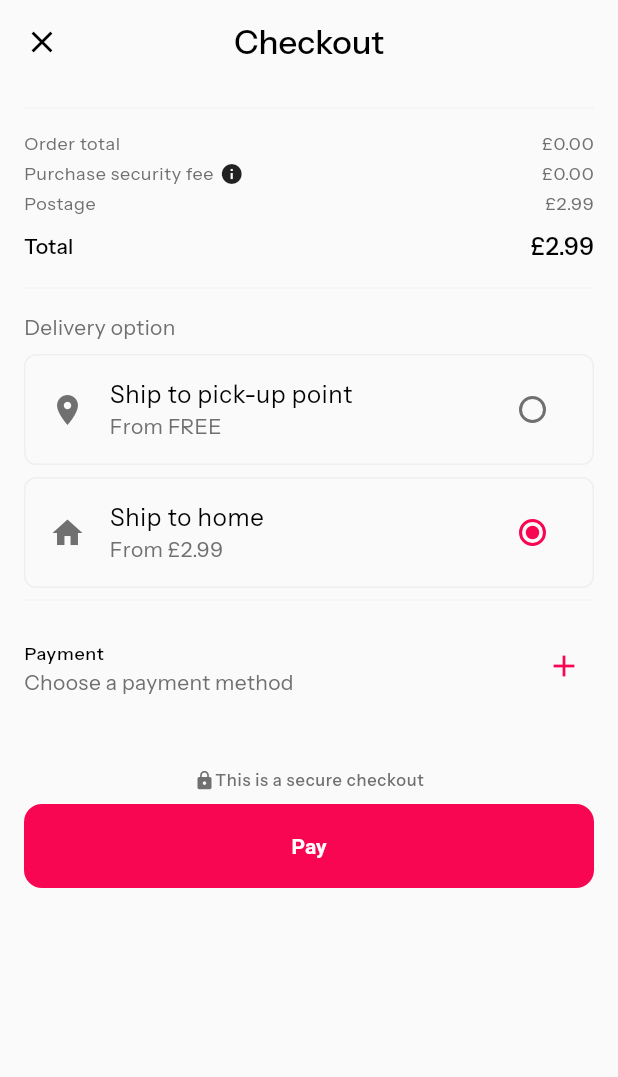
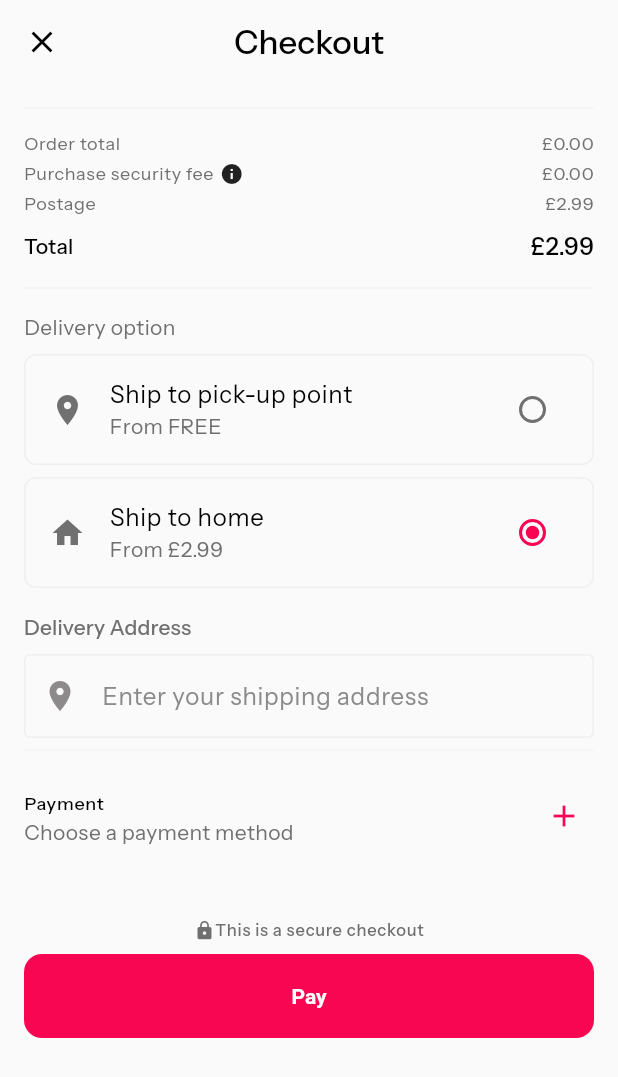
Before and after one commit to chh0871/MVP, a Flutter app: the CheckoutPage screen opened by its route, after a tap on "Ship to pick-up point", after a tap on "Ship to home", on a phone screen of 412 x 824 dp. Shown: the top 1077 px of the screen. Run offline on Flutter 3.47's test engine with Material 3 defaults, Android fonts, the phone set to English and light mode, and no system bars; our stand-ins replace cloud_firestore, dio, firebase_auth, firebase_core, firebase_storage, fl_chart and 9 more; accounts and stored records are empty.

Commit message:
Implement shipping address selection and validation in checkout process

```diff
--- a/lib/features/checkout/widgets/delivery_options.dart
+++ b/lib/features/checkout/widgets/delivery_options.dart
@@ -2,6 +2,7 @@ import 'package:cherry_mvp/core/config/app_strings.dart';
 import 'package:cherry_mvp/features/checkout/checkout_view_model.dart';
 import 'package:cherry_mvp/features/checkout/widgets/outlined.dart';
 import 'package:cherry_mvp/features/checkout/widgets/price_list_item.dart';
+import 'package:cherry_mvp/features/checkout/widgets/shipping_address_widget.dart';
 import 'package:cherry_mvp/features/checkout/widgets/shipping_list_item.dart';
 import 'package:flutter/material.dart';
 import 'package:provider/provider.dart';
@@ -16,6 +17,8 @@ class DeliveryOptions extends StatefulWidget {
 class _DeliveryOptionsState extends State<DeliveryOptions> {
   String? _delivery;
   var _deliverExpanded = false;
+
+  PlaceDetails? _selectedAddress;
 
   @override
   Widget build(BuildContext context) {
@@ -88,6 +91,7 @@ class _DeliveryOptionsState extends State<DeliveryOptions> {
               },
             ),
           ),
+          // Show pickup points when pickup is selected
           if (_delivery == 'pickup') ...[
             const SizedBox(height: 8),
             Outlined(
@@ -138,6 +142,25 @@ class _DeliveryOptionsState extends State<DeliveryOptions> {
                 ),
               ),
           ],
+          // Show address input field when home delivery is selected
+          if (_delivery == 'home') ...[
+            const SizedBox(height: 16),
+            Text(
+              'Delivery Address',
+              style: Theme.of(context).textTheme.titleSmall?.copyWith(
+                color: Theme.of(context).colorScheme.onSurfaceVariant,
+              ),
+            ),
+            const SizedBox(height: 8),
+            ShippingAddressWidget(
+              onAddressSelected: (PlaceDetails addressDetails) {
+                // Handle the selected address
+                // You can save this to your CheckoutViewModel
+                // basket.setDeliveryAddress(addressDetails);
+                print('Selected address: ${addressDetails.formattedAddress}');
+              },
+            ),
+          ],
           const Divider(height: 16),
         ],
       ),
--- /dev/null
+++ b/lib/features/checkout/widgets/shipping_address_widget.dart
@@ -0,0 +1,473 @@
+import 'dart:async';
+import 'dart:convert';
+import 'package:flutter/material.dart';
+import 'package:cherry_mvp/features/checkout/widgets/shipping_address_widget.dart';
+import 'package:flutter_dotenv/flutter_dotenv.dart';
+import 'package:http/http.dart' as http;
+
+class ShippingAddressWidget extends StatefulWidget {
+  final Function(PlaceDetails)? onAddressSelected;
+
+  const ShippingAddressWidget({
+    Key? key,
+    this.onAddressSelected,
+  }) : super(key: key);
+
+  @override
+  State<ShippingAddressWidget> createState() => _ShippingAddressWidgetState();
+}
+
+class _ShippingAddressWidgetState extends State<ShippingAddressWidget> {
+  final TextEditingController _addressController = TextEditingController();
+  final FocusNode _addressFocusNode = FocusNode();
+  Timer? _debounceTimer;
+  List<PlacePrediction> _predictions = [];
+  bool _isLoading = false;
+  bool _showPredictions = false;
+  PlaceDetails? _selectedAddress;
+  bool _isAddressConfirmed = false; // New state to track confirmation
+
+
+ final String _apiKey = dotenv.env['GOOGLE_API_KEY'] ?? '';
+
+  @override
+  void initState() {
+    super.initState();
+    _addressController.addListener(_onAddressChanged);
+    _addressFocusNode.addListener(_onFocusChanged);
+  }
+
+  @override
+  void dispose() {
+    _debounceTimer?.cancel();
+    _addressController.dispose();
+    _addressFocusNode.dispose();
+    super.dispose();
+  }
+
+  void _onFocusChanged() {
+    if (!_addressFocusNode.hasFocus) {
+      setState(() {
+        _showPredictions = false;
+      });
+    }
+  }
+
+  void _onAddressChanged() {
+    // If address is confirmed and user starts typing, reset confirmation
+    if (_isAddressConfirmed) {
+      setState(() {
+        _isAddressConfirmed = false;
+        _selectedAddress = null;
+      });
+    }
+
+    if (_debounceTimer?.isActive ?? false) _debounceTimer!.cancel();
+
+    _debounceTimer = Timer(const Duration(milliseconds: 500), () {
+      if (_addressController.text.length > 2 && !_isAddressConfirmed) {
+        _searchPlaces(_addressController.text);
+      } else {
+        setState(() {
+          _predictions.clear();
+          _showPredictions = false;
+        });
+      }
+    });
+  }
+
+  Future<void> _searchPlaces(String query) async {
+    if (query.isEmpty || _isAddressConfirmed) return;
+
+    setState(() {
+      _isLoading = true;
+    });
+
+    try {
+      final String url =
+          'https://maps.googleapis.com/maps/api/place/autocomplete/json'
+          '?input=${Uri.encodeComponent(query)}'
+          '&key=$_apiKey'
+          '&types=address'
+          '&components=country:us'; // Adjust country as needed
+
+      final response = await http.get(Uri.parse(url));
+
+      if (response.statusCode == 200) {
+        final Map<String, dynamic> data = json.decode(response.body);
+
+        if (data['status'] == 'OK') {
+          final List<dynamic> predictions = data['predictions'];
+          setState(() {
+            _predictions = predictions
+                .map((pred) => PlacePrediction.fromJson(pred))
+                .toList();
+            _showPredictions = _predictions.isNotEmpty && !_isAddressConfirmed;
+            _isLoading = false;
+          });
+        }
+      }
+    } catch (e) {
+      debugPrint('Error searching places: $e');
+      setState(() {
+        _isLoading = false;
+        _showPredictions = false;
+      });
+    }
+  }
+
+  Future<PlaceDetails?> _getPlaceDetails(String placeId) async {
+    try {
+      final String url =
+          'https://maps.googleapis.com/maps/api/place/details/json'
+          '?place_id=$placeId'
+          '&key=$_apiKey'
+          '&fields=formatted_address,address_components,geometry';
+
+      final response = await http.get(Uri.parse(url));
+
+      if (response.statusCode == 200) {
+        final Map<String, dynamic> data = json.decode(response.body);
+
+        if (data['status'] == 'OK') {
+          return PlaceDetails.fromJson(data['result']);
+        }
+      }
+    } catch (e) {
+      debugPrint('Error getting place details: $e');
+    }
+    return null;
+  }
+
+  void _onPredictionTapped(PlacePrediction prediction) async {
+    setState(() {
+      _addressController.text = prediction.description;
+      _showPredictions = false; // Hide dropdown immediately
+      _isLoading = true;
+    });
+
+    final PlaceDetails? details = await _getPlaceDetails(prediction.placeId);
+
+    setState(() {
+      _isLoading = false;
+      _selectedAddress = details;
+      _isAddressConfirmed = details != null; // Mark as confirmed
+    });
+
+    // Unfocus the text field to prevent dropdown from showing again
+    _addressFocusNode.unfocus();
+
+    if (details != null && widget.onAddressSelected != null) {
+      widget.onAddressSelected!(details);
+    }
+  }
+
+  void _editAddress() {
+    setState(() {
+      _isAddressConfirmed = false;
+      _selectedAddress = null;
+      _showPredictions = false;
+    });
+    // Focus the text field for editing
+    _addressFocusNode.requestFocus();
+  }
+
+  @override
+  Widget build(BuildContext context) {
+    return Column(
+      crossAxisAlignment: CrossAxisAlignment.start,
+      children: [
+        // Address input field
+        TextField(
+          controller: _addressController,
+          focusNode: _addressFocusNode,
+          readOnly: _isAddressConfirmed, // Make read-only when confirmed
+          decoration: InputDecoration(
+            hintText: 'Enter your shipping address',
+            prefixIcon: const Icon(Icons.location_on),
+            suffixIcon: _isLoading
+                ? const Padding(
+                    padding: EdgeInsets.all(12),
+                    child: SizedBox(
+                      width: 20,
+                      height: 20,
+                      child: CircularProgressIndicator(strokeWidth: 2),
+                    ),
+                  )
+                : _isAddressConfirmed
+                    ? IconButton(
+                        icon: const Icon(Icons.edit),
+                        onPressed: _editAddress,
+                        tooltip: 'Edit address',
+                      )
+                    : null,
+            border: OutlineInputBorder(
+              borderSide: BorderSide(
+                color: _isAddressConfirmed
+                    ? Theme.of(context).colorScheme.primary
+                    : Theme.of(context).colorScheme.outline,
+              ),
+            ),
+            enabledBorder: OutlineInputBorder(
+              borderSide: BorderSide(
+                color: _isAddressConfirmed
+                    ? Theme.of(context).colorScheme.primary
+                    : Theme.of(context).colorScheme.outline,
+              ),
+            ),
+          ),
+          onTap: () {
+            if (_predictions.isNotEmpty && !_isAddressConfirmed) {
+              setState(() {
+                _showPredictions = true;
+              });
+            }
+          },
+        ),
+
+        // Predictions dropdown - only show when not confirmed
+        if (_showPredictions && !_isAddressConfirmed) ...[
+          const SizedBox(height: 4),
+          Material(
+            elevation: 4,
+            borderRadius: BorderRadius.circular(8),
+            child: Container(
+              constraints: const BoxConstraints(maxHeight: 200),
+              decoration: BoxDecoration(
+                color: Theme.of(context).colorScheme.surface,
+                borderRadius: BorderRadius.circular(8),
+                border: Border.all(
+                  color: Theme.of(context).colorScheme.outline,
+                ),
+              ),
+              child: ListView.builder(
+                shrinkWrap: true,
+                itemCount: _predictions.length,
+                itemBuilder: (context, index) {
+                  final prediction = _predictions[index];
+                  return InkWell(
+                    onTap: () => _onPredictionTapped(prediction),
+                    borderRadius: BorderRadius.circular(8),
+                    child: Container(
+                      padding: const EdgeInsets.all(16),
+                      decoration: BoxDecoration(
+                        border: index < _predictions.length - 1
+                            ? Border(
+                                bottom: BorderSide(
+                                  color: Theme.of(context).colorScheme.outlineVariant,
+                                ),
+                              )
+                            : null,
+                      ),
+                      child: Row(
+                        children: [
+                          Icon(
+                            Icons.location_on,
+                            color: Theme.of(context).colorScheme.onSurfaceVariant,
+                            size: 20,
+                          ),
+                          const SizedBox(width: 12),
+                          Expanded(
+                            child: Column(
+                              crossAxisAlignment: CrossAxisAlignment.start,
+                              children: [
+                                Text(
+                                  prediction.structuredFormatting?.mainText ??
+                                  prediction.description,
+                                  style: Theme.of(context).textTheme.bodyMedium?.copyWith(
+                                    fontWeight: FontWeight.w500,
+                                  ),
+                                ),
+                                if (prediction.structuredFormatting?.secondaryText != null)
+                                  Text(
+                                    prediction.structuredFormatting!.secondaryText!,
+                                    style: Theme.of(context).textTheme.bodySmall?.copyWith(
+                                      color: Theme.of(context).colorScheme.onSurfaceVariant,
+                                    ),
+                                  ),
+                              ],
+                            ),
+                          ),
+                        ],
+                      ),
+                    ),
+                  );
+                },
+              ),
+            ),
+          ),
+        ],
+
+        // Selected address confirmation
+        if (_isAddressConfirmed && _selectedAddress != null) ...[
+          const SizedBox(height: 12),
+          Container(
+            padding: const EdgeInsets.all(12),
+            decoration: BoxDecoration(
+              color: Theme.of(context).colorScheme.primaryContainer,
+              borderRadius: BorderRadius.circular(8),
+              border: Border.all(
+                color: Theme.of(context).colorScheme.primary,
+              ),
+            ),
+            child: Row(
+              children: [
+                Icon(
+                  Icons.check_circle,
+                  color: Theme.of(context).colorScheme.primary,
+                  size: 20,
+                ),
+                const SizedBox(width: 8),
+                Expanded(
+                  child: Column(
+                    crossAxisAlignment: CrossAxisAlignment.start,
+                    children: [
+                      Text(
+                        'Address Confirmed',
+                        style: Theme.of(context).textTheme.labelMedium?.copyWith(
+                          color: Theme.of(context).colorScheme.onPrimaryContainer,
+                          fontWeight: FontWeight.w600,
+                        ),
+                      ),
+                      const SizedBox(height: 2),
+                      Text(
+                        _selectedAddress!.formattedAddress,
+                        style: Theme.of(context).textTheme.bodySmall?.copyWith(
+                          color: Theme.of(context).colorScheme.onPrimaryContainer,
+                        ),
+                      ),
+                    ],
+                  ),
+                ),
+                TextButton(
+                  onPressed: _editAddress,
+                  child: Text(
+                    'Edit',
+                    style: TextStyle(
+                      color: Theme.of(context).colorScheme.primary,
+                      fontWeight: FontWeight.w600,
+                    ),
+                  ),
+                ),
+              ],
+            ),
+          ),
+        ],
+      ],
+    );
+  }
+}
+
+// Data Models (same as before)
+class PlacePrediction {
+  final String description;
+  final String placeId;
+  final StructuredFormatting? structuredFormatting;
+
+  PlacePrediction({
+    required this.description,
+    required this.placeId,
+    this.structuredFormatting,
+  });
+
+  factory PlacePrediction.fromJson(Map<String, dynamic> json) {
+    return PlacePrediction(
+      description: json['description'] ?? '',
+      placeId: json['place_id'] ?? '',
+      structuredFormatting: json['structured_formatting'] != null
+          ? StructuredFormatting.fromJson(json['structured_formatting'])
+          : null,
+    );
+  }
+}
+
+class StructuredFormatting {
+  final String? mainText;
+  final String? secondaryText;
+
+  StructuredFormatting({
+    this.mainText,
+    this.secondaryText,
+  });
+
+  factory StructuredFormatting.fromJson(Map<String, dynamic> json) {
+    return StructuredFormatting(
+      mainText: json['main_text'],
+      secondaryText: json['secondary_text'],
+    );
+  }
+}
+
+class PlaceDetails {
+  final String formattedAddress;
+  final List<AddressComponent> addressComponents;
+  final double? latitude;
+  final double? longitude;
+
+  PlaceDetails({
+    required this.formattedAddress,
+    required this.addressComponents,
+    this.latitude,
+    this.longitude,
+  });
+
+  factory PlaceDetails.fromJson(Map<String, dynamic> json) {
+    final List<AddressComponent> components = [];
+    if (json['address_components'] != null) {
+      for (var component in json['address_components']) {
+        components.add(AddressComponent.fromJson(component));
+      }
+    }
+
+    double? lat, lng;
+    if (json['geometry']?['location'] != null) {
+      lat = json['geometry']['location']['lat']?.toDouble();
+      lng = json['geometry']['location']['lng']?.toDouble();
+    }
+
+    return PlaceDetails(
+      formattedAddress: json['formatted_address'] ?? '',
+      addressComponents: components,
+      latitude: lat,
+      longitude: lng,
+    );
+  }
+
+  // Helper methods to extract specific address components
+  String get streetNumber => _getComponent('street_number');
+  String get route => _getComponent('route');
+  String get locality => _getComponent('locality');
+  String get administrativeAreaLevel1 => _getComponent('administrative_area_level_1');
+  String get postalCode => _getComponent('postal_code');
+  String get country => _getComponent('country');
+
+  String _getComponent(String type) {
+    try {
+      return addressComponents
+          .firstWhere((component) => component.types.contains(type))
+          .longName;
+    } catch (e) {
+      return '';
+    }
+  }
+}
+
+class AddressComponent {
+  final String longName;
+  final String shortName;
+  final List<String> types;
+
+  AddressComponent({
+    required this.longName,
+    required this.shortName,
+    required this.types,
+  });
+
+  factory AddressComponent.fromJson(Map<String, dynamic> json) {
+    return AddressComponent(
+      longName: json['long_name'] ?? '',
+      shortName: json['short_name'] ?? '',
+      types: List<String>.from(json['types'] ?? []),
+    );
+  }
+}
--- a/pubspec.yaml
+++ b/pubspec.yaml
@@ -29,6 +29,7 @@ dependencies:
   dio: ^5.7.0
   pretty_dio_logger: ^1.4.0
   json_annotation: ^4.9.0
+  http: ^1.4.0
 
 dev_dependencies:
   flutter_test:
```
Also changed, not shown: lib/features/checkout/checkout_view_model.dart (+109 -0 lines), 2 other files.
